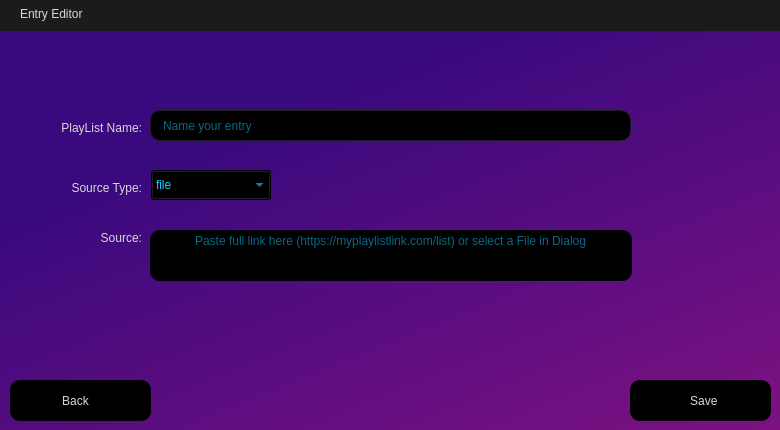
Above: assets/EntryEditor.ui from ifreddyrod/SpyderPlayer before the change. Below: the same form after it.
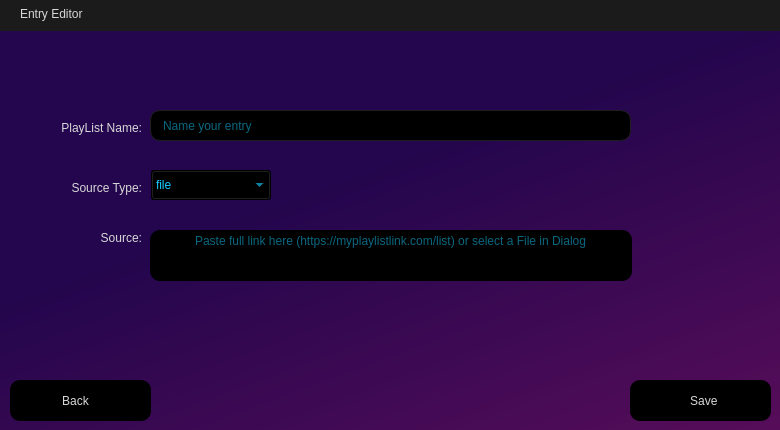
That is the form after the change. Icons and pictures are not drawn.

Commit message: - Fixed bug with slider movement not stopping the StalledVideoTimer causing retries after new position - Darkened the background for all settings screens - Added some hooks for potential FFmpeg video player

```diff
--- a/assets/EntryEditor.ui
+++ b/assets/EntryEditor.ui
@@ -344,7 +344,8 @@
     </rect>
    </property>
    <property name="styleSheet">
-    <string notr="true">background-color: qlineargradient(spread:pad, x1:0.369, y1:0.182, x2:1, y2:1, stop:0 rgba(57, 9, 126, 255), stop:1 rgba(129, 18, 129, 255));</string>
+    <string notr="true">/*background-color: qlineargradient(spread:pad, x1:0.369, y1:0.182, x2:1, y2:1, stop:0 rgba(57, 9, 126, 255), stop:1 rgba(129, 18, 129, 255));*/
+background-color: qlineargradient(spread:pad, x1:0.506931, y1:0.295636, x2:1, y2:1, stop:0 rgba(35, 6, 77, 255), stop:1 rgba(90, 13, 90, 255));</string>
    </property>
   </widget>
   <zorder>background_widget</zorder>
```
The commit also changes 12 other files.
